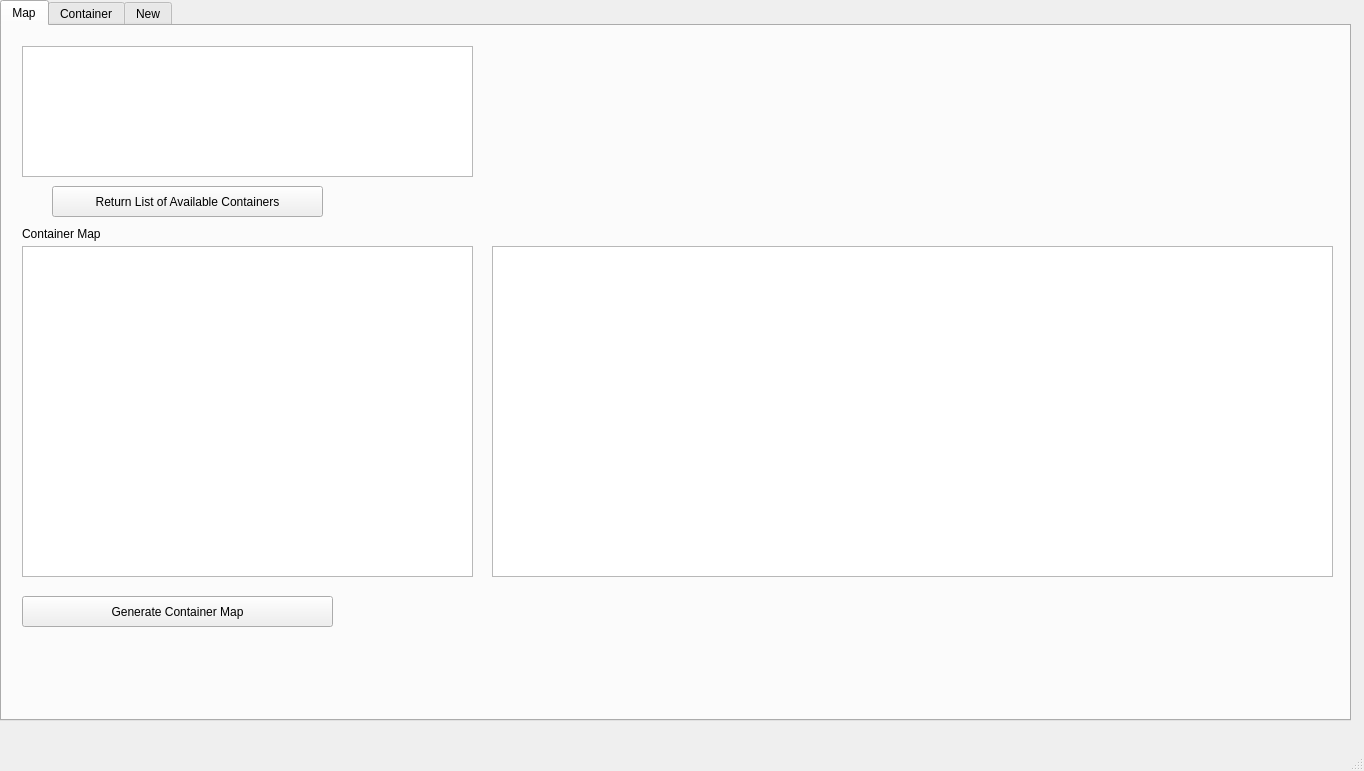
Qt form Graphics/SagaGui.ui (inexplicable01/saga) before a commit.
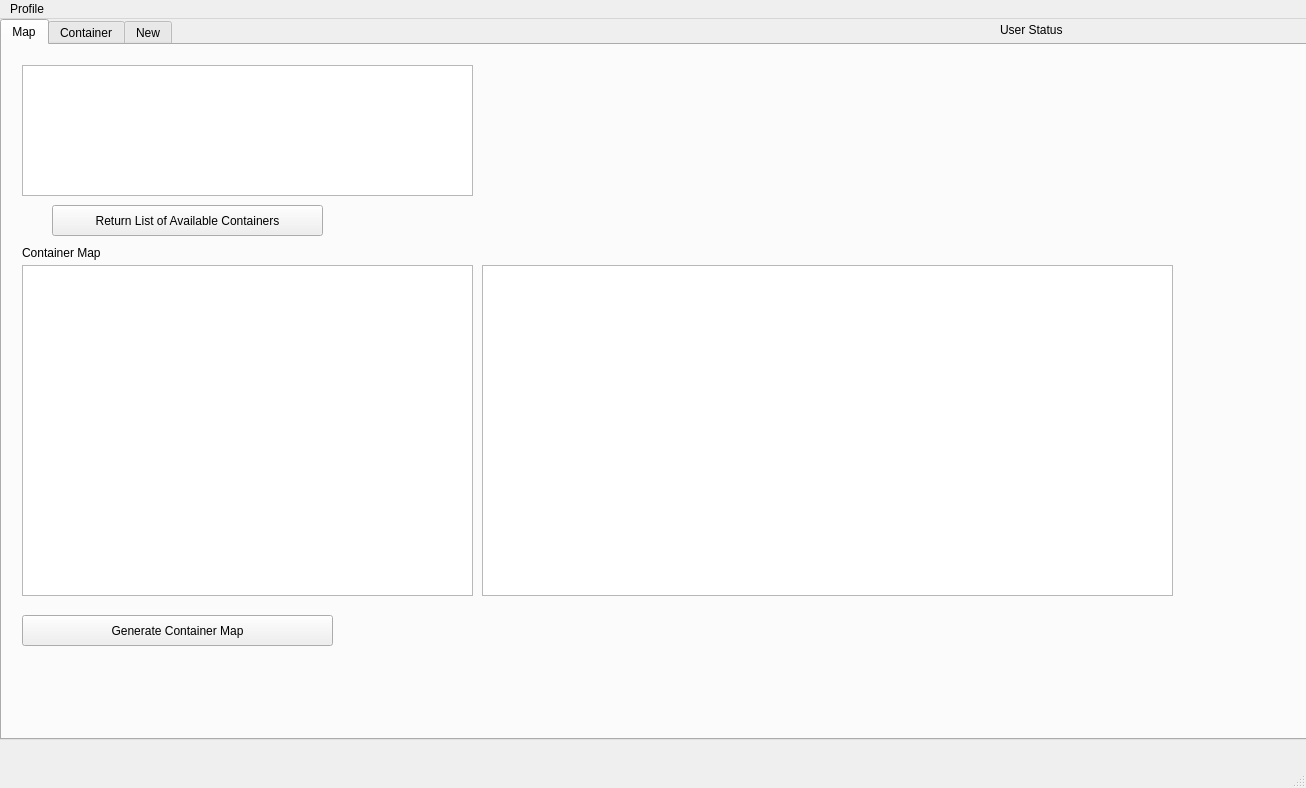
The same form after that commit.

Commit message:
Added Sign in / Sign up Abilities to Gui
Added Sign in / Sign up Abilities to Gui

Patch:
```diff
--- a/Graphics/SagaGui.ui
+++ b/Graphics/SagaGui.ui
@@ -6,8 +6,8 @@
    <rect>
     <x>0</x>
     <y>0</y>
-    <width>1364</width>
-    <height>771</height>
+    <width>1306</width>
+    <height>788</height>
    </rect>
   </property>
   <property name="windowTitle">
@@ -117,9 +117,9 @@
      <widget class="QGraphicsView" name="detailsMapView">
       <property name="geometry">
        <rect>
-        <x>490</x>
+        <x>480</x>
         <y>220</y>
-        <width>841</width>
+        <width>691</width>
         <height>331</height>
        </rect>
       </property>
@@ -574,16 +574,37 @@
      </widget>
     </widget>
    </widget>
+   <widget class="QLabel" name="userstatuslbl">
+    <property name="geometry">
+     <rect>
+      <x>1000</x>
+      <y>0</y>
+      <width>301</width>
+      <height>21</height>
+     </rect>
+    </property>
+    <property name="text">
+     <string>User Status</string>
+    </property>
+   </widget>
   </widget>
   <widget class="QMenuBar" name="menubar">
    <property name="geometry">
     <rect>
      <x>0</x>
      <y>0</y>
-     <width>1364</width>
+     <width>1306</width>
      <height>26</height>
     </rect>
    </property>
+   <widget class="QMenu" name="menuProfile">
+    <property name="title">
+     <string>Profile</string>
+    </property>
+    <addaction name="actionSign_In"/>
+    <addaction name="actionSign_Out"/>
+   </widget>
+   <addaction name="menuProfile"/>
   </widget>
   <widget class="QStatusBar" name="statusbar"/>
  </widget>
```
Left out of the diff: 10 changed lines with no effect on the pictures. The commit also changes 3 other files.
